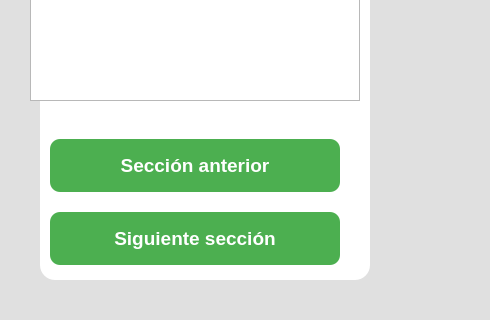
Above: ui/experiment/experiment.ui from juanesmz/SensoTaster before the change; both pictures show x 0 to 490 and y 400 to 720 of the 1280 by 720 pixel window. Below: the same form after it.
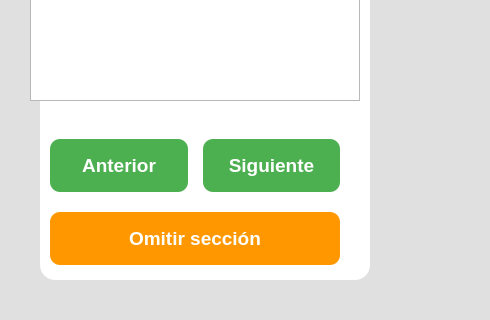
That is the form after the change. Icons and pictures are not drawn.

```diff
--- a/ui/experiment/experiment.ui
+++ b/ui/experiment/experiment.ui
@@ -35,8 +35,6 @@
     color: white;
     border-radius: 10px;
     padding: 15px;
-    margin-left: 20px;
-    margin-right: 20px;
     margin-top: 5px;
     margin-bottom: 5px;
     font-family: 'Segoe UI';
@@ -44,6 +42,14 @@
     font-weight: bold;
     border: none;
 }
+QPushButton#btnPrevSection {
+    margin-left: 20px;
+    margin-right: 5px;
+}
+QPushButton#btnStartExperiment {
+    margin-left: 5px;
+    margin-right: 20px;
+}
 QPushButton#btnStartExperiment:hover, QPushButton#btnPrevSection:hover {
     background-color: #2E7D32;
 }
@@ -53,6 +59,30 @@
 QPushButton#btnStartExperiment:disabled, QPushButton#btnPrevSection:disabled {
     background-color: #A5D6A7;
     color: #E0E0E0;
+}
+QPushButton#btnSkipSection {
+    background-color: #FF9800;
+    color: white;
+    border-radius: 10px;
+    padding: 15px;
+    margin-left: 20px;
+    margin-right: 20px;
+    margin-top: 5px;
+    margin-bottom: 5px;
+    font-family: 'Segoe UI';
+    font-size: 14pt;
+    font-weight: bold;
+    border: none;
+}
+QPushButton#btnSkipSection:hover {
+    background-color: #F57C00;
+}
+QPushButton#btnSkipSection:pressed {
+    background-color: #E65100;
+}
+QPushButton#btnSkipSection:disabled {
+    background-color: #FFCC80;
+    color: #E0E0E0;
 }</string>
   </property>
   <layout class="QVBoxLayout" name="verticalLayoutMain">
@@ -302,12 +332,17 @@
           </spacer>
          </item>
          <item>
+          <layout class="QHBoxLayout" name="horizontalLayoutNav">
+           <property name="spacing">
+            <number>5</number>
+           </property>
+           <item>
           <widget class="QPushButton" name="btnPrevSection">
            <property name="cursor">
             <cursorShape>PointingHandCursor</cursorShape>
            </property>
            <property name="text">
-            <string>Sección anterior</string>
+              <string>Anterior</string>
            </property>
           </widget>
          </item>
@@ -317,7 +352,19 @@
             <cursorShape>PointingHandCursor</cursorShape>
            </property>
            <property name="text">
-            <string>Siguiente sección</string>
+              <string>Siguiente</string>
+             </property>
+            </widget>
+           </item>
+          </layout>
+         </item>
+         <item>
+          <widget class="QPushButton" name="btnSkipSection">
+           <property name="cursor">
+            <cursorShape>PointingHandCursor</cursorShape>
+           </property>
+           <property name="text">
+            <string>Omitir sección</string>
            </property>
           </widget>
          </item>
```
Lines whose indentation alone changed are shown as unchanged.
